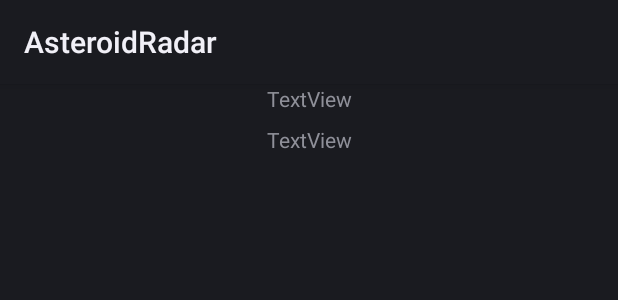
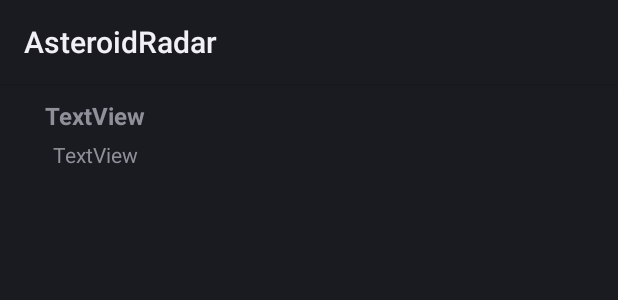
Before and after one commit to Sandeep-Kaur-GitHub/AsteroidRadarApp, an Android app: the layout custom_list_layout.xml on its own in the app's theme, with its tools: preview values and no code run, on a phone screen of 412 x 824 dp. Shown: the top 300 px of the screen. Run offline under Robolectric (Android 15) with nearby library versions, the phone set to English and light mode, and no system bars; network calls fail.

Commit message:
Complete first screen

```diff
--- a/app/src/main/java/com/example/asteroidradar/MainActivity.kt
+++ b/app/src/main/java/com/example/asteroidradar/MainActivity.kt
@@ -13,6 +13,8 @@ import com.example.asteroidradar.network.NeoAPI
 import com.squareup.picasso.Picasso
 import kotlinx.coroutines.GlobalScope
 import kotlinx.coroutines.launch
+import java.text.SimpleDateFormat
+import java.util.*
 
 class MainActivity : AppCompatActivity() {
     private lateinit var binding: ActivityMainBinding
@@ -24,13 +26,14 @@ class MainActivity : AppCompatActivity() {
         binding.viewModel = viewModel
         val adapter = NeoDataAdapter()
         binding.recyclerView.adapter = adapter
+
         viewModel.allData.observe(this, Observer {
             it.let {
                 adapter.data = it
             }
    })
         viewModel.resImg.observe(this, Observer {
-            Log.i("jas", "" + it.url)
+
             Picasso.with(this)
                 .load(it.url)
                 .into(binding.imageView)
--- a/app/src/main/java/com/example/asteroidradar/network/NeoDatabase.kt
+++ b/app/src/main/java/com/example/asteroidradar/network/NeoDatabase.kt
@@ -5,7 +5,7 @@ import androidx.room.Database
 import androidx.room.Room
 import androidx.room.RoomDatabase
 
-@Database(entities = [NeoJSONData::class], version = 1, exportSchema = false)
+@Database(entities = [NeoJSONData::class], version = 3, exportSchema = false)
 abstract class NeoDatabase : RoomDatabase() {
     abstract val neoJsonDao: NeoJsonDao
 
--- a/app/src/main/res/layout/activity_main.xml
+++ b/app/src/main/res/layout/activity_main.xml
@@ -15,7 +15,8 @@
     <ImageView
         android:id="@+id/image_view"
         android:layout_width="0dp"
-        android:layout_height="wrap_content"
+        android:layout_height="300dp"
+        android:scaleType="centerCrop"
         android:src="@drawable/ic_launcher_background"
         app:layout_constraintEnd_toEndOf="parent"
         app:layout_constraintStart_toStartOf="parent"
--- a/app/src/main/res/layout/custom_list_layout.xml
+++ b/app/src/main/res/layout/custom_list_layout.xml
@@ -6,21 +6,37 @@
     android:layout_height="wrap_content">
 
     <TextView
-        android:id="@+id/id_text_view"
-        android:layout_width="wrap_content"
+        android:id="@+id/codename_text_view"
+        android:layout_width="0dp"
         android:layout_height="wrap_content"
+        android:layout_marginStart="30dp"
+        android:layout_marginTop="10dp"
         android:text="TextView"
-        app:layout_constraintEnd_toEndOf="parent"
+        android:textAlignment="gravity"
+        android:textSize="16sp"
+        android:textStyle="bold"
         app:layout_constraintStart_toStartOf="parent"
         app:layout_constraintTop_toTopOf="parent" />
 
     <TextView
-        android:id="@+id/codename_text_view"
+        android:id="@+id/date_text_view"
         android:layout_width="wrap_content"
         android:layout_height="wrap_content"
-        android:layout_marginTop="8dp"
+        android:layout_marginTop="5dp"
+        android:layout_marginBottom="20dp"
         android:text="TextView"
+        app:layout_constraintBottom_toBottomOf="parent"
+        app:layout_constraintEnd_toEndOf="@+id/codename_text_view"
+        app:layout_constraintStart_toStartOf="@+id/codename_text_view"
+        app:layout_constraintTop_toBottomOf="@+id/codename_text_view" />
+
+    <ImageView
+        android:id="@+id/emoji_imageView"
+        android:layout_width="40dp"
+        android:layout_height="40dp"
+        android:layout_marginTop="10dp"
+        android:layout_marginEnd="10dp"
         app:layout_constraintEnd_toEndOf="parent"
-        app:layout_constraintStart_toStartOf="parent"
-        app:layout_constraintTop_toBottomOf="@+id/id_text_view" />
+        app:layout_constraintTop_toTopOf="parent"
+        app:srcCompat="@drawable/ic_launcher_foreground" />
 </androidx.constraintlayout.widget.ConstraintLayout>
```
Also changed, not shown: app/src/main/java/com/example/asteroidradar/MainViewModel.kt (+5 -2 lines), app/src/main/java/com/example/asteroidradar/NeoDataAdapter.kt (+12 -3 lines), app/src/main/java/com/example/asteroidradar/network/NeoJSONData.kt (+8 -1 lines), app/src/main/java/com/example/asteroidradar/network/NeoWebServiceAPI.kt (+12 -2 lines), app/src/main/res/drawable/sadface.png (added), app/src/main/res/drawable/smilingface.png (added).
